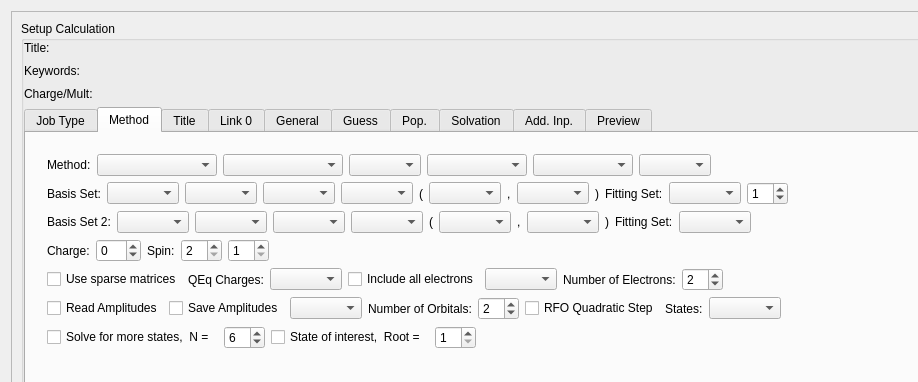
Old version of the form Views/uiCalculationsWindow.ui in the repository samuelvp360/SVP360CalculationController; both pictures show x 0 to 918 and y 0 to 382 of the 1011 by 798 pixel window.
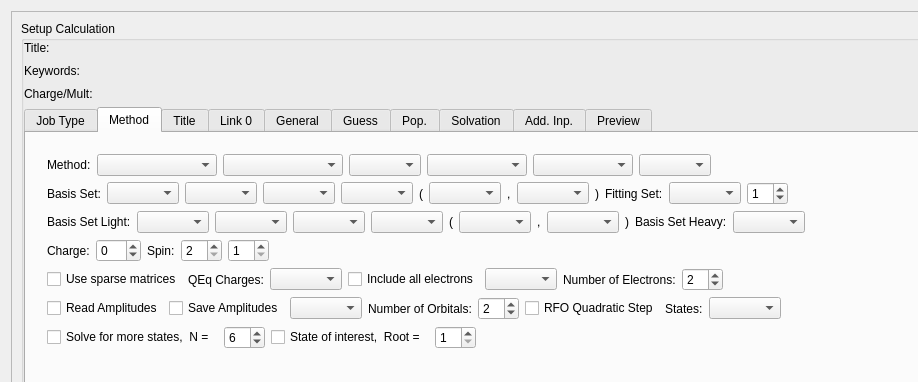
New version of the form. The open tabs and pages were chosen to show the change.

The edit to the form file:
```diff
--- a/Views/uiCalculationsWindow.ui
+++ b/Views/uiCalculationsWindow.ui
@@ -641,7 +641,7 @@
                 <x>21</x>
                 <y>21</y>
                 <width>926</width>
-                <height>261</height>
+                <height>271</height>
                </rect>
               </property>
               <layout class="QVBoxLayout" name="verticalLayout_4">
@@ -800,7 +800,7 @@
                  <item>
                   <widget class="QLabel" name="uiBasis2Label">
                    <property name="text">
-                    <string>Basis Set 2:</string>
+                    <string>Basis Set Light:</string>
                    </property>
                   </widget>
                  </item>
@@ -846,7 +846,7 @@
                  <item>
                   <widget class="QLabel" name="uiFittingSet2Label">
                    <property name="text">
-                    <string>Fitting Set:</string>
+                    <string>Basis Set Heavy:</string>
                    </property>
                   </widget>
                  </item>
```
Left out of the diff: 16 changed lines with no effect on the pictures.
